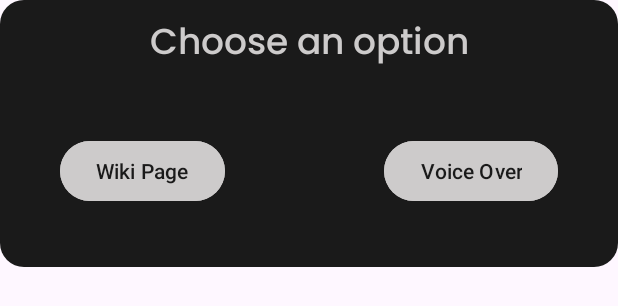
After one commit to rmaganacs/ACArchive, an Android app: the layout modal_option.xml on its own in the app's theme, with its tools: preview values and no code run, on a phone screen of 412 x 824 dp. The commit adds this screen. Shown: the top 306 px of the screen. Run offline under Robolectric (Android 15) with nearby library versions, the phone set to English and light mode, and no system bars; Roboto replaces fonts that are not available here.

Commit message:
Updated many features

```diff
--- /dev/null
+++ b/app/src/main/res/drawable/rounded_background.xml
@@ -0,0 +1,4 @@
+<shape xmlns:android="http://schemas.android.com/apk/res/android">
+    <solid android:color="@color/dark_gray" />
+    <corners android:radius="16dp" />
+</shape>
--- /dev/null
+++ b/app/src/main/res/layout/modal_option.xml
@@ -0,0 +1,53 @@
+<?xml version="1.0" encoding="utf-8"?>
+<LinearLayout xmlns:android="http://schemas.android.com/apk/res/android"
+    xmlns:tools="http://schemas.android.com/tools"
+    android:layout_width="match_parent"
+    android:layout_height="wrap_content"
+    android:orientation="vertical"
+    android:layout_margin="0dp"
+    android:background="@drawable/rounded_background">
+
+    <RelativeLayout
+        android:layout_width="wrap_content"
+        android:layout_height="match_parent">
+        <TextView
+            android:layout_width="match_parent"
+            android:layout_height="wrap_content"
+            android:fontFamily="@font/poppins_medium"
+            android:textColor="#CDCBCB"
+            android:gravity="center"
+            android:text="Choose an option"
+            android:textSize="24sp"
+            android:layout_marginTop="10dp"
+            tools:ignore="HardcodedText" />
+    </RelativeLayout>
+
+    <RelativeLayout
+        android:layout_width="match_parent"
+        android:layout_height="wrap_content">
+
+        <Button
+            android:id="@+id/wikiButton"
+            android:layout_width="wrap_content"
+            android:layout_height="wrap_content"
+            android:layout_alignParentStart="true"
+            android:layout_marginLeft="40dp"
+            android:layout_marginTop="40dp"
+            android:layout_marginBottom="40dp"
+            android:backgroundTint="#CDCBCB"
+            android:text="Wiki Page"
+            android:textColor="@color/dark_gray" />
+
+        <Button
+            android:id="@+id/voiceButton"
+            android:layout_width="wrap_content"
+            android:layout_height="wrap_content"
+            android:layout_marginTop="40dp"
+            android:layout_marginBottom="40dp"
+            android:layout_marginRight="40dp"
+            android:text="Voice Over"
+            android:backgroundTint="#CDCBCB"
+            android:textColor="@color/dark_gray"
+            android:layout_alignParentEnd="true"/>
+    </RelativeLayout>
+</LinearLayout>
--- a/app/src/main/res/values-v23/themes.xml
+++ b/app/src/main/res/values-v23/themes.xml
@@ -4,6 +4,6 @@
         <!-- Transparent system bars for edge-to-edge. -->
         <item name="android:navigationBarColor">@android:color/transparent</item>
         <item name="android:statusBarColor">@android:color/transparent</item>
-        <item name="android:windowLightStatusBar">?attr/isLightTheme</item>
+        <item name="android:windowLightStatusBar">false</item>
     </style>
 </resources>
```
Also changed, not shown: app/src/main/java/com/example/acarchive/MainActivity.kt (+85 -15 lines), app/src/main/res/drawable/shadow.xml (added, +7 -0 lines), app/src/main/res/layout/activity_main.xml (+17 -5 lines), app/src/main/res/drawable/audio_off.png (added), app/src/main/res/drawable/audio_on.png (added), app/src/main/res/raw/voiceover/rls-ui-audiobuttons-01-gif.gif (added), 3 other files.
